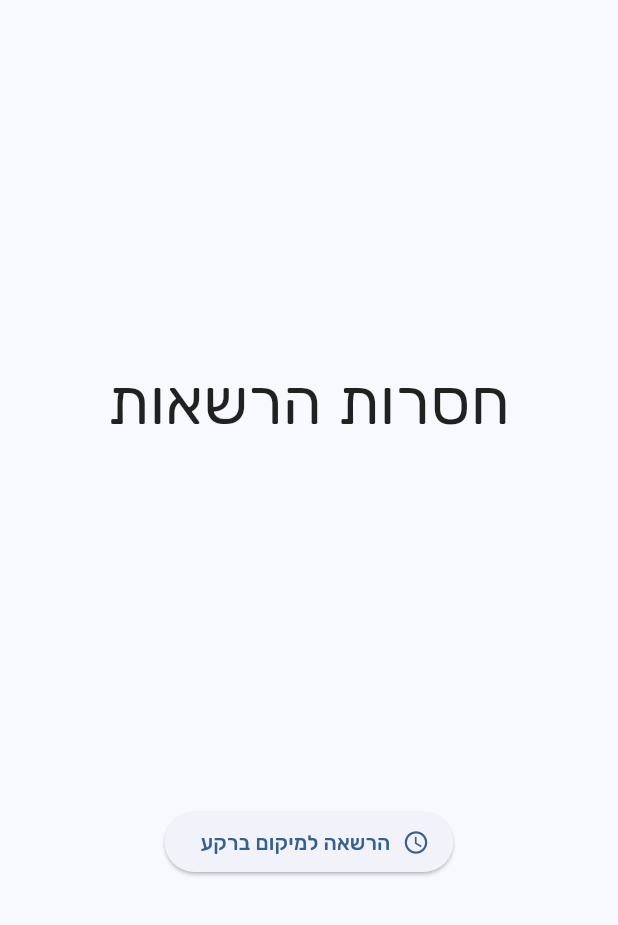
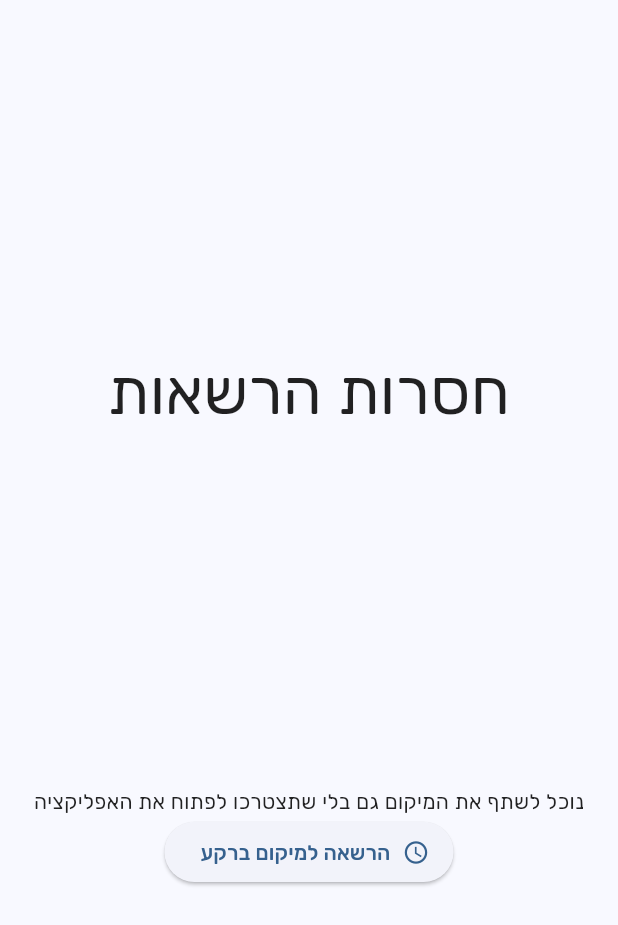
Before and after one commit to eifr/Im-fine, a Flutter app: the screen it shows once a user with an empty profile is signed in, after a tap on "הרשאה למיקום ברקע", on a phone screen of 412 x 824 dp. Shown: the top 925 px of the screen. Run offline on Flutter 3.47's test engine with Material 2 defaults, Android fonts, the phone set to English and light mode, and no system bars; our stand-ins replace flutter_contacts, flutter_local_notifications, google_fonts, local_auth, location, supabase_flutter; missing offline and left inert: onesignal_flutter; accounts and stored records are empty; network calls fail.

Commit message:
fixed statsu

```diff
--- a/lib/pages/permissions.dart
+++ b/lib/pages/permissions.dart
@@ -12,58 +12,96 @@ class Permissions extends StatefulWidget {
 
 class _PermissionsState extends State<Permissions> {
   final location = Location();
+  bool _contactPermission = false;
+  bool _backgroundPermission = false;
+  bool _locationPermission = false;
+
   @override
-  Widget build(BuildContext context) {
-    return FutureBuilder(
-      future: checkPermissions(location),
-      builder: (context, snapshot) {
-        if (!snapshot.hasData) {
-          return const Center(
-            child: CircularProgressIndicator(),
-          );
-        }
-        if (snapshot.data["locationPermission"] != true ||
-            snapshot.data["backgroundPermission"] != true ||
-            snapshot.data["contactPermission"] != true) {
-          return GetPermissions(
-            backgroundPermission: snapshot.data["backgroundPermission"],
-            contactPermission: snapshot.data["contactPermission"],
-            locationPermission: snapshot.data["locationPermission"],
-            location: location,
-          );
+  void initState() {
+    _checkPermissions();
+    super.initState();
   }
 
-        return widget;
-      },
-    );
-  }
-}
-
-Future checkPermissions(Location location) async {
+  Future _checkPermissions() async {
     final contactPermission = await FlutterContacts.requestPermission(
       readonly: true,
     );
     final locationPermission = await location.hasPermission();
-  final backgroundPermission = await location.enableBackgroundMode();
+    bool backgroundPermission;
 
-  return {
-    "locationPermission": locationPermission == PermissionStatus.granted,
-    "backgroundPermission": backgroundPermission,
-    "contactPermission": contactPermission
-  };
+    if (locationPermission == PermissionStatus.granted) {
+      backgroundPermission = await location.enableBackgroundMode();
+    } else {
+      backgroundPermission = false;
+    }
+    // final backgroundPermission = await location.isBackgroundModeEnabled();
+
+    setState(() {
+      _contactPermission = contactPermission;
+      _backgroundPermission = backgroundPermission;
+      _locationPermission = locationPermission == PermissionStatus.granted;
+    });
+  }
+
+  _requestContactPermission() async {
+    final contactPermissions =
+        await FlutterContacts.requestPermission(readonly: true);
+
+    setState(() {
+      _contactPermission = contactPermissions;
+    });
+  }
+
+  _requestLocationPermission() async {
+    final locationPermissions = await location.requestPermission();
+
+    setState(() {
+      _locationPermission = locationPermissions == PermissionStatus.granted;
+    });
+  }
+
+  _requestBackgroundPermission() async {
+    final backgroundPermissions = await location.enableBackgroundMode();
+    if (backgroundPermissions) {
+      await location.enableBackgroundMode(enable: false);
+    }
+    setState(() {
+      _backgroundPermission = backgroundPermissions;
+    });
+  }
+
+  @override
+  Widget build(BuildContext context) {
+    if (!_backgroundPermission || !_contactPermission || !_locationPermission) {
+      return GetPermissions(
+        backgroundPermission: _backgroundPermission,
+        contactPermission: _contactPermission,
+        locationPermission: _locationPermission,
+        requestBackgroundPermission: _requestBackgroundPermission,
+        requestLocationPermission: _requestLocationPermission,
+        requestContactPermission: _requestContactPermission,
+      );
+    }
+
+    return widget.child;
+  }
 }
 
 class GetPermissions extends StatelessWidget {
   final bool locationPermission;
   final bool backgroundPermission;
   final bool contactPermission;
-  final Location location;
+  final Function requestLocationPermission;
+  final Function requestBackgroundPermission;
+  final Function requestContactPermission;
   const GetPermissions({
     super.key,
     required this.backgroundPermission,
     required this.contactPermission,
     required this.locationPermission,
-    required this.location,
+    required this.requestLocationPermission,
+    required this.requestBackgroundPermission,
+    required this.requestContactPermission,
   });
 
   @override
@@ -80,21 +118,38 @@ class GetPermissions extends StatelessWidget {
           if (!contactPermission)
             ElevatedButton.icon(
               icon: const Icon(Icons.contact_page_outlined),
-              onPressed: () =>
-                  FlutterContacts.requestPermission(readonly: true),
+              onPressed: () {
+                requestContactPermission();
+              },
               label: const Text('הרשאה לאנשי קשר'),
             ),
           if (!locationPermission)
+            Column(
+              children: [
+                const Text(
+                    'במקרים שלא בסדר, נוכל לדווח את המיקום לאנשי קשר שבחרתם'),
                 ElevatedButton.icon(
                   icon: const Icon(Icons.pin_drop_outlined),
-              onPressed: () => location.requestPermission(),
+                  onPressed: () {
+                    requestLocationPermission();
+                  },
                   label: Text('הרשאה למיקום'),
                 ),
+              ],
+            ),
           if (!backgroundPermission)
+            Column(
+              children: [
+                const Text(
+                    'נוכל לשתף את המיקום גם בלי שתצטרכו לפתוח את האפליקציה'),
                 ElevatedButton.icon(
                   icon: const Icon(Icons.access_time),
-              onPressed: () => location.enableBackgroundMode(),
+                  onPressed: () {
+                    requestBackgroundPermission();
+                  },
                   label: const Text('הרשאה למיקום ברקע'),
+                ),
+              ],
             ),
         ],
       ),
```
Also changed, not shown: lib/pages/follow-status.dart (+35 -9 lines), 1 other file. Lines whose indentation alone changed are shown as unchanged.
